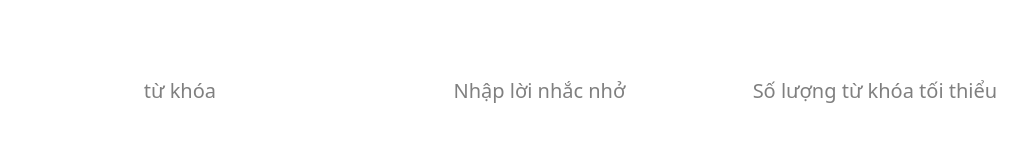
Qt form UI_Files/Info_Case.ui (hoangm960/Astraea) before a commit.
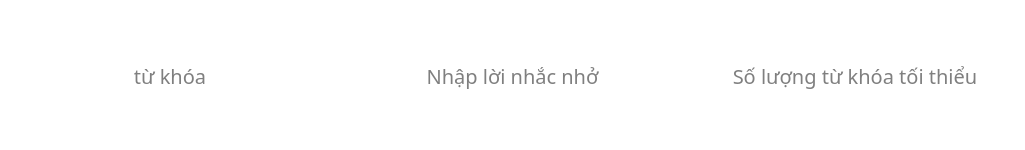
The same form after that commit. Icons and pictures are not drawn.

```diff
--- a/UI_Files/Info_Case.ui
+++ b/UI_Files/Info_Case.ui
@@ -119,6 +119,18 @@
       </item>
       <item>
        <layout class="QHBoxLayout" name="info_area">
+        <property name="spacing">
+         <number>20</number>
+        </property>
+        <property name="leftMargin">
+         <number>20</number>
+        </property>
+        <property name="rightMargin">
+         <number>20</number>
+        </property>
+        <property name="bottomMargin">
+         <number>20</number>
+        </property>
         <item>
          <widget class="QLineEdit" name="keyword">
           <property name="minimumSize">
@@ -152,6 +164,22 @@
           </property>
          </widget>
         </item>
+        <item>
+         <widget class="Line" name="line_2">
+          <property name="styleSheet">
+           <string notr="true">color: rgb(255,255,255);</string>
+          </property>
+          <property name="frameShadow">
+           <enum>QFrame::Plain</enum>
+          </property>
+          <property name="lineWidth">
+           <number>2</number>
+          </property>
+          <property name="orientation">
+           <enum>Qt::Vertical</enum>
+          </property>
+         </widget>
+        </item>
         <item>
          <widget class="QLineEdit" name="message">
           <property name="minimumSize">
@@ -203,22 +231,6 @@
           </property>
          </widget>
         </item>
-        <item>
-         <widget class="Line" name="line_2">
-          <property name="styleSheet">
-           <string notr="true">color: rgb(255,255,255);</string>
-          </property>
-          <property name="frameShadow">
-           <enum>QFrame::Plain</enum>
-          </property>
-          <property name="lineWidth">
-           <number>2</number>
-          </property>
-          <property name="orientation">
-           <enum>Qt::Vertical</enum>
-          </property>
-         </widget>
-        </item>
         <item>
          <widget class="Line" name="line">
           <property name="minimumSize">
```
